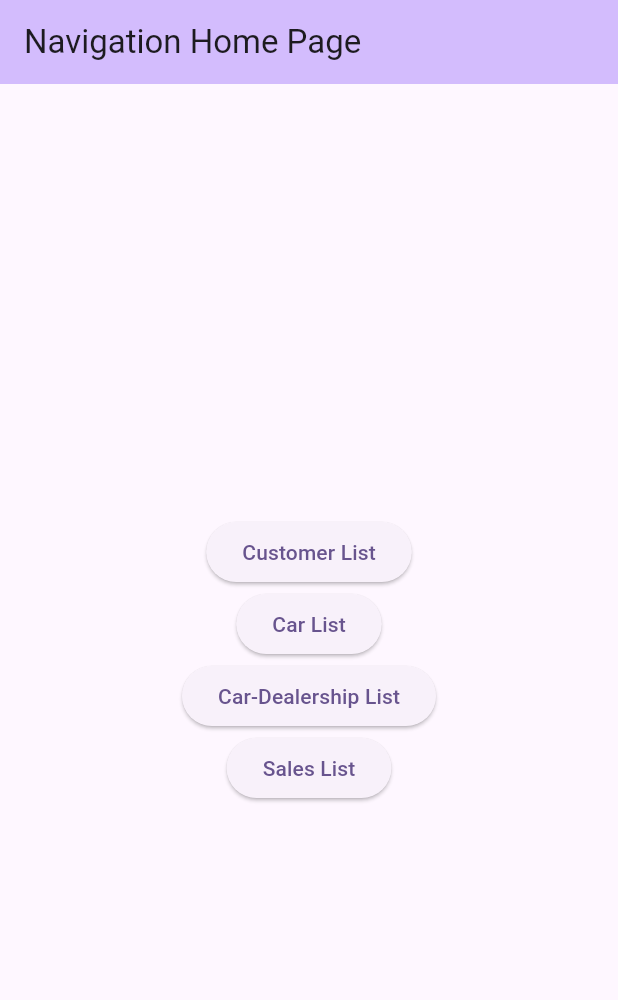
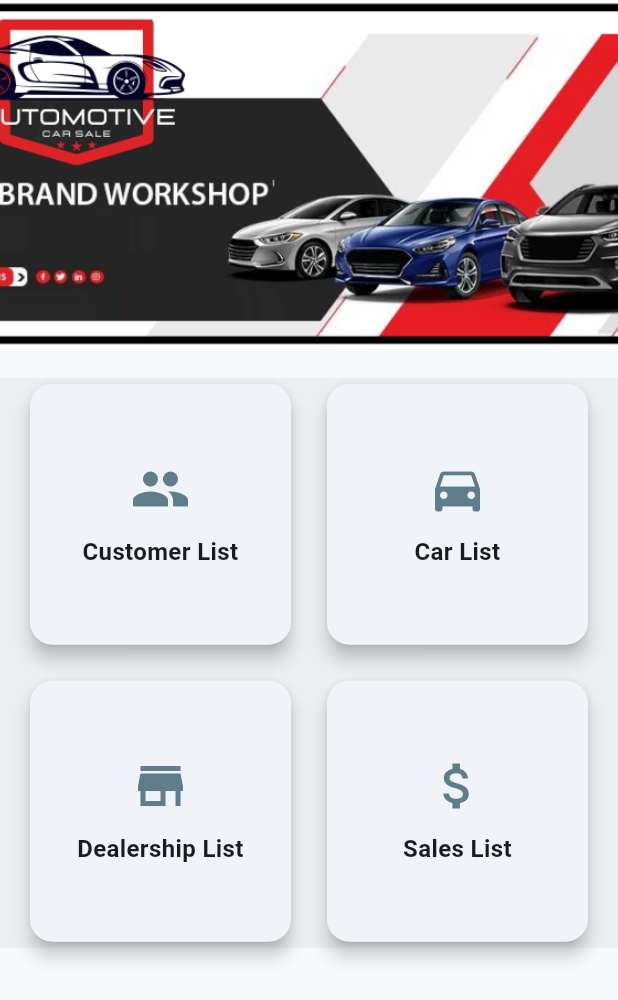
Before and after one commit to CodeByJN/ListingDatabaseApp, a Flutter app: the screen it shows after launch, on a phone screen of 412 x 824 dp. Shown: the top 1000 px of the screen. Run offline on Flutter 3.47's test engine with Material 3 defaults, Android fonts, the phone set to English and light mode, and no system bars.

Commit message:
Improved main menu home page layout_Naya

```diff
--- a/lib/main.dart
+++ b/lib/main.dart
@@ -1,176 +1,171 @@
 import 'package:flutter/material.dart';
 
-// Main entry point of the application
 void main() {
-  // Runs the MyApp widget
   runApp(const MyApp());
 }
 
-// Root widget of the application
 class MyApp extends StatelessWidget {
-  // Constructor with an optional key
   const MyApp({super.key});
 
   @override
   Widget build(BuildContext context) {
-    // Sets up the MaterialApp with a theme and home page
     return MaterialApp(
-      // App title (used in device settings)
-      title: 'Flutter Navigation',
-      // Creates a color scheme based on deep purple
+      title: 'Automotive Car Sale',
       theme: ThemeData(
-        colorScheme: ColorScheme.fromSeed(seedColor: Colors.deepPurple),
-        // Enables Material 3 design
+        colorScheme: ColorScheme.fromSeed(seedColor: Colors.blueGrey),
         useMaterial3: true,
       ),
-      // Sets the initial home page
-      home: const MyHomePage(title: 'Navigation Home Page'),
+      home: const MyHomePage(title: 'Automotive Car Sale'),
     );
   }
 }
 
-// Home page of the application with navigation buttons
 class MyHomePage extends StatelessWidget {
-  // Constructor requiring a title
   const MyHomePage({super.key, required this.title});
 
-  // Title of the home page
   final String title;
 
   @override
   Widget build(BuildContext context) {
     return Scaffold(
-      // App bar with dynamic background color
-      appBar: AppBar(
-        backgroundColor: Theme.of(context).colorScheme.inversePrimary,
-        title: Text(title),
+      body: SingleChildScrollView(
+        child: Column(
+          children: [
+            // Banner section
+            AspectRatio(
+              aspectRatio: 16 / 9,
+              child: Image.asset(
+                'images/banner.png',
+                fit: BoxFit.cover,
               ),
-      // Centered column of navigation buttons
-      body: Center(
-        child: Column(
-          // Centers buttons vertically
-          mainAxisAlignment: MainAxisAlignment.center,
-          children: <Widget>[
-            // Button to navigate to Customer List page
-            ElevatedButton(
-              onPressed: () {
-                // Uses Navigator to push a new route/page
-                Navigator.push(
+            ),
+            const SizedBox(height: 20),
+            // Buttons grid
+            Container(
+              color: Colors.blueGrey.shade50,
+              padding: const EdgeInsets.symmetric(horizontal: 16.0),
+              child: GridView.count(
+                crossAxisCount: 2,
+                shrinkWrap: true,
+                physics: const NeverScrollableScrollPhysics(),
+                mainAxisSpacing: 16,
+                crossAxisSpacing: 16,
+                children: [
+                  _buildMenuButton(
                     context,
-                  MaterialPageRoute(builder: (context) => const CustomerListPage()),
-                );
-              },
-              child: const Text('Customer List'),
+                    'Customer List',
+                    Icons.people,
+                    const CustomerListPage(),
                   ),
-            // Button to navigate to Car List page
-            ElevatedButton(
-              onPressed: () {
-                Navigator.push(
+                  _buildMenuButton(
                     context,
-                  MaterialPageRoute(builder: (context) => const CarListPage()),
-                );
-              },
-              child: const Text('Car List'),
+                    'Car List',
+                    Icons.directions_car,
+                    const CarListPage(),
                   ),
-            // Button to navigate to Car Dealership List page
-            ElevatedButton(
-              onPressed: () {
-                Navigator.push(
+                  _buildMenuButton(
                     context,
-                  MaterialPageRoute(builder: (context) => const CarDealershipListPage()),
-                );
-              },
-              child: const Text('Car-Dealership List'),
+                    'Dealership List',
+                    Icons.store,
+                    const CarDealershipListPage(),
                   ),
-            // Button to navigate to Sales List page
-            ElevatedButton(
-              onPressed: () {
-                Navigator.push(
+                  _buildMenuButton(
                     context,
-                  MaterialPageRoute(builder: (context) => const SalesListPage()),
-                );
-              },
-              child: const Text('Sales List'),
+                    'Sales List',
+                    Icons.attach_money,
+                    const SalesListPage(),
+                  ),
+                ],
+              ),
             ),
           ],
         ),
       ),
     );
   }
+
+  Widget _buildMenuButton(
+      BuildContext context, String title, IconData icon, Widget page) {
+    return GestureDetector(
+      onTap: () {
+        Navigator.push(
+          context,
+          MaterialPageRoute(builder: (context) => page),
+        );
+      },
+      child: Card(
+        elevation: 5,
+        shape: RoundedRectangleBorder(
+          borderRadius: BorderRadius.circular(15),
+        ),
+        child: Padding(
+          padding: const EdgeInsets.all(16.0),
+          child: Column(
+            mainAxisAlignment: MainAxisAlignment.center,
+            children: [
+              Icon(icon, size: 40, color: Colors.blueGrey),
+              const SizedBox(height: 10),
+              Text(
+                title,
+                style: const TextStyle(
+                  fontSize: 16,
+                  fontWeight: FontWeight.bold,
+                ),
+                textAlign: TextAlign.center,
+              ),
+            ],
+          ),
+        ),
+      ),
+    );
+  }
 }
 
-// Placeholder page for Customer List
+// Placeholder pages
 class CustomerListPage extends StatelessWidget {
   const CustomerListPage({super.key});
 
   @override
   Widget build(BuildContext context) {
     return Scaffold(
-      // App bar for the Customer List page
-      appBar: AppBar(
-        title: const Text('Customer List'),
-      ),
-      // Placeholder center text
-      body: const Center(
-        child: Text('Customer List Page'),
-      ),
+      appBar: AppBar(title: const Text('Customer List')),
+      body: const Center(child: Text('Customer List Page')),
     );
   }
 }
 
-// Placeholder page for Car List
 class CarListPage extends StatelessWidget {
   const CarListPage({super.key});
 
   @override
   Widget build(BuildContext context) {
     return Scaffold(
-      // App bar for the Car List page
-      appBar: AppBar(
-        title: const Text('Car List'),
-      ),
-      // Placeholder center text
-      body: const Center(
-        child: Text('Car List Page'),
-      ),
+      appBar: AppBar(title: const Text('Car List')),
+      body: const Center(child: Text('Car List Page')),
     );
   }
 }
 
-// Placeholder page for Car Dealership List
 class CarDealershipListPage extends StatelessWidget {
   const CarDealershipListPage({super.key});
 
   @override
   Widget build(BuildContext context) {
     return Scaffold(
-      // App bar for the Car Dealership List page
-      appBar: AppBar(
-        title: const Text('Car-Dealership List'),
-      ),
-      // Placeholder center text
-      body: const Center(
-        child: Text('Car-Dealership List Page'),
-      ),
+      appBar: AppBar(title: const Text('Dealership List')),
+      body: const Center(child: Text('Dealership List Page')),
     );
   }
 }
 
-// Placeholder page for Sales List
 class SalesListPage extends StatelessWidget {
   const SalesListPage({super.key});
 
   @override
   Widget build(BuildContext context) {
     return Scaffold(
-      // App bar for the Sales List page
-      appBar: AppBar(
-        title: const Text('Sales List'),
-      ),
-      // Placeholder center text
-      body: const Center(
-        child: Text('Sales List Page'),
-      ),
+      appBar: AppBar(title: const Text('Sales List')),
+      body: const Center(child: Text('Sales List Page')),
     );
   }
 }
--- a/pubspec.yaml
+++ b/pubspec.yaml
@@ -59,8 +59,8 @@ flutter:
   uses-material-design: true
 
   # To add assets to your application, add an assets section, like this:
-  # assets:
-  #   - images/a_dot_burr.jpeg
+  assets:
+    - images/banner.png
   #   - images/a_dot_ham.jpeg
 
   # An image asset can refer to one or more resolution-specific "variants", see
```
Also changed, not shown: images/banner.png (added). Lines whose indentation alone changed are shown as unchanged.
